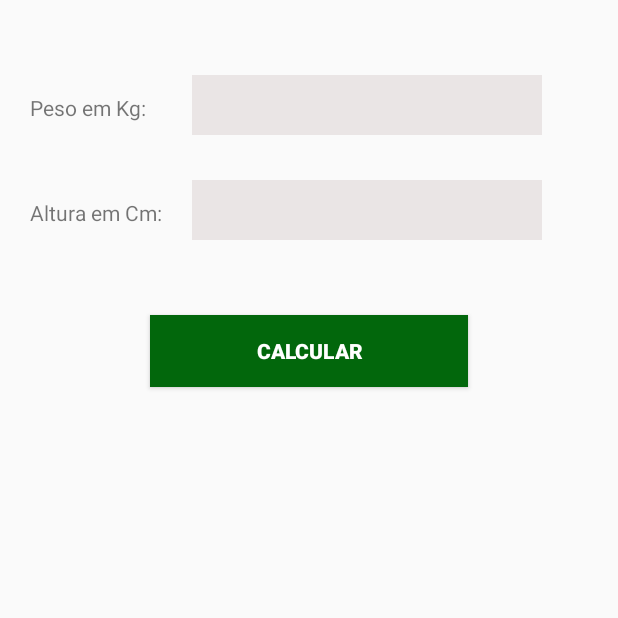
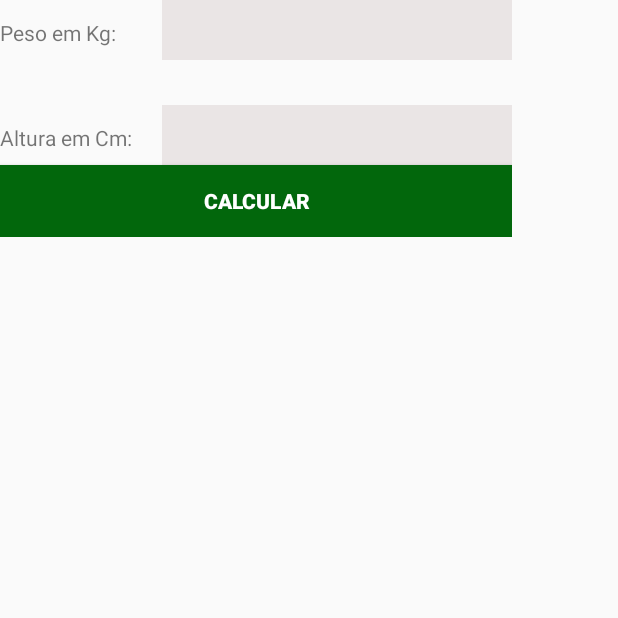
Before and after one commit to aa-abnerandrade/elton_AplicativoIMC, an Android app built with Jetpack Compose: the screen it shows after launch (MainActivity), on a phone screen of 412 x 824 dp, the top half of it. Run offline under Robolectric (Android 15) with nearby library versions, the phone set to English and light mode, and no system bars.

Commit message:
Basics Components

```diff
--- a/app/build.gradle.kts
+++ b/app/build.gradle.kts
@@ -59,6 +59,7 @@ dependencies {
     implementation(libs.androidx.ui.graphics)
     implementation(libs.androidx.ui.tooling.preview)
     implementation(libs.androidx.material3)
+    implementation(libs.androidx.constraintlayout)
     testImplementation(libs.junit)
     androidTestImplementation(libs.androidx.junit)
     androidTestImplementation(libs.androidx.espresso.core)
--- a/app/src/main/java/com/example/calculadoraimc/MainActivity.kt
+++ b/app/src/main/java/com/example/calculadoraimc/MainActivity.kt
@@ -2,6 +2,10 @@ package com.example.calculadoraimc
 
 import android.os.Bundle
 import android.util.Log
+import android.view.View
+import android.widget.EditText
+import android.widget.TextView
+import android.widget.Toast
 import androidx.activity.ComponentActivity
 import androidx.activity.compose.setContent
 import androidx.activity.enableEdgeToEdge
@@ -14,7 +18,11 @@ import androidx.compose.ui.Modifier
 import androidx.compose.ui.tooling.preview.Preview
 import com.example.calculadoraimc.ui.theme.CalculadoraIMCTheme
 
-class MainActivity : ComponentActivity() {
+class MainActivity : ComponentActivity () {
+
+    lateinit var textView_peso : TextView;
+    lateinit var editTextText_peso : EditText;
+
     override fun onCreate(savedInstanceState: Bundle?) {
         super.onCreate(savedInstanceState)
         enableEdgeToEdge()
@@ -30,6 +38,16 @@ class MainActivity : ComponentActivity() {
 //            }
 //        }
         Log.d("LifeCycle", "onCreate");
+        textView_peso = findViewById(R.id.textView_peso);
+        editTextText_peso = findViewById(R.id.editTextText_peso);
+    }
+
+    fun calcularButtonOnClick(v: View) {
+        Toast.makeText(
+            this,
+            "Seu peso é ",
+            Toast.LENGTH_LONG
+        ).show();
     }
 
     override fun onStart() {
--- a/app/src/main/res/layout/activity_main.xml
+++ b/app/src/main/res/layout/activity_main.xml
@@ -1,7 +1,9 @@
 <?xml version="1.0" encoding="utf-8"?>
 <LinearLayout xmlns:android="http://schemas.android.com/apk/res/android"
-    android:layout_width="match_parent"
-    android:layout_height="match_parent"
+    xmlns:app="http://schemas.android.com/apk/res-auto"
+    xmlns:tools="http://schemas.android.com/tools"
+    android:layout_width="wrap_content"
+    android:layout_height="wrap_content"
     android:layout_alignParentBottom="false"
     android:layout_centerInParent="false"
     android:layout_centerHorizontal="true"
@@ -10,11 +12,7 @@
 
     <TableLayout
         android:layout_width="wrap_content"
-        android:layout_height="wrap_content"
-        android:layout_marginStart="20dp"
-        android:layout_marginTop="50dp"
-        android:layout_marginEnd="20dp"
-        android:layout_marginBottom="50dp">
+        android:layout_height="wrap_content">
 
         <TableRow
             android:layout_width="match_parent"
@@ -57,6 +55,7 @@
                 android:ems="10"
                 android:inputType="text"
                 android:textSize="20sp" />
+
         </TableRow>
 
     </TableLayout>
@@ -65,13 +64,13 @@
         android:id="@+id/button_calcular"
         android:layout_width="match_parent"
         android:layout_height="wrap_content"
-        android:layout_marginStart="100dp"
-        android:layout_marginEnd="100dp"
         android:background="#02670C"
+        android:onClick="calcularButtonOnClick"
         android:padding="10dp"
         android:text="Calcular"
         android:textAlignment="center"
         android:textAllCaps="true"
         android:textColor="#FFFFFF"
         android:textStyle="bold" />
+
 </LinearLayout>
--- a/gradle/libs.versions.toml
+++ b/gradle/libs.versions.toml
@@ -8,6 +8,7 @@ espressoCore = "3.6.1"
 lifecycleRuntimeKtx = "2.8.6"
 activityCompose = "1.9.3"
 composeBom = "2024.04.01"
+constraintlayout = "2.1.4"
 
 [libraries]
 androidx-core-ktx = { group = "androidx.core", name = "core-ktx", version.ref = "coreKtx" }
@@ -24,6 +25,7 @@ androidx-ui-tooling-preview = { group = "androidx.compose.ui", name = "ui-toolin
 androidx-ui-test-manifest = { group = "androidx.compose.ui", name = "ui-test-manifest" }
 androidx-ui-test-junit4 = { group = "androidx.compose.ui", name = "ui-test-junit4" }
 androidx-material3 = { group = "androidx.compose.material3", name = "material3" }
+androidx-constraintlayout = { group = "androidx.constraintlayout", name = "constraintlayout", version.ref = "constraintlayout" }
 
 [plugins]
 android-application = { id = "com.android.application", version.ref = "agp" }
```
